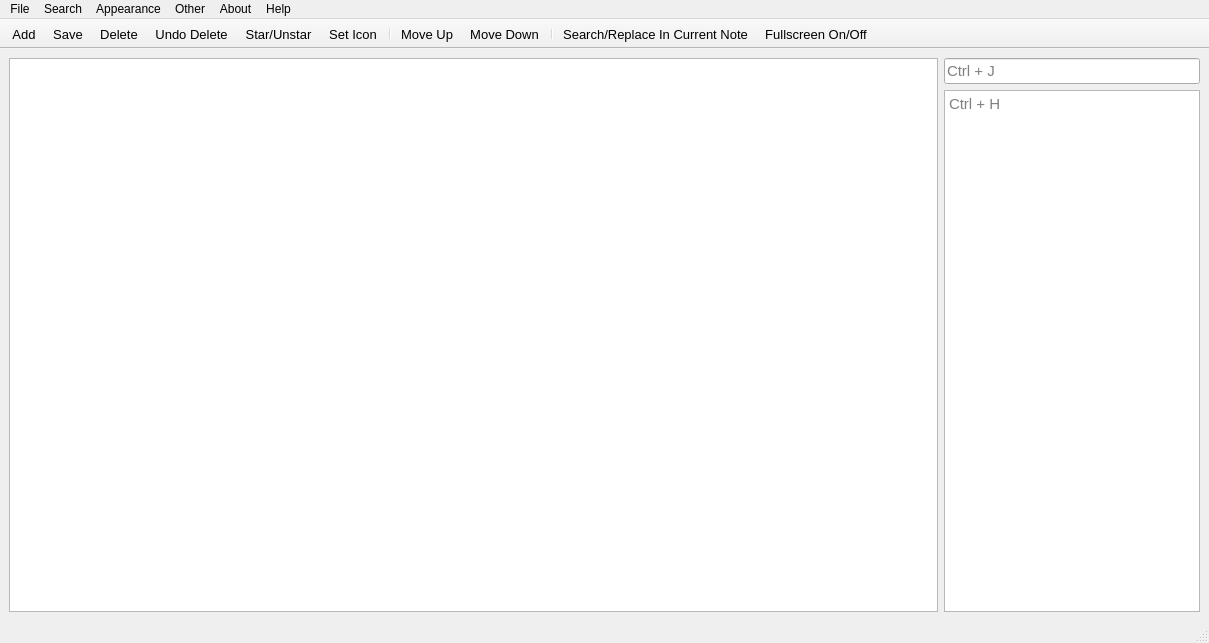
Before: the Qt Designer form treenotes.ui in UnkindledTwo/TreeNotes, drawn with Qt 5.
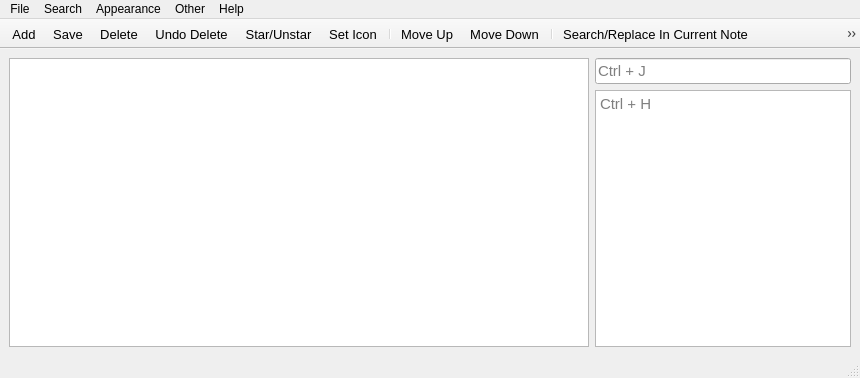
After: the same form once the commit is applied. Icons and pictures are not drawn. Custom widgets are drawn as their Qt base class.

What changed in the file:
```diff
--- a/treenotes.ui
+++ b/treenotes.ui
@@ -6,8 +6,8 @@
    <rect>
     <x>0</x>
     <y>0</y>
-    <width>1209</width>
-    <height>643</height>
+    <width>860</width>
+    <height>378</height>
    </rect>
   </property>
   <property name="font">
@@ -101,8 +101,8 @@
       </property>
       <property name="iconSize">
        <size>
-        <width>20</width>
-        <height>20</height>
+        <width>24</width>
+        <height>24</height>
        </size>
       </property>
       <property name="verticalScrollMode">
@@ -154,7 +154,7 @@
     <rect>
      <x>0</x>
      <y>0</y>
-     <width>1209</width>
+     <width>860</width>
      <height>20</height>
     </rect>
    </property>
@@ -203,12 +203,6 @@
     <addaction name="actionCollapse_All"/>
     <addaction name="actionSettings"/>
    </widget>
-   <widget class="QMenu" name="menuAbout">
-    <property name="title">
-     <string>About</string>
-    </property>
-    <addaction name="actionQt"/>
-   </widget>
    <widget class="QMenu" name="menuHelp">
     <property name="title">
      <string>Help</string>
@@ -237,7 +231,6 @@
    <addaction name="menuSearch"/>
    <addaction name="menuAppearance"/>
    <addaction name="menuOther"/>
-   <addaction name="menuAbout"/>
    <addaction name="menuHelp"/>
   </widget>
   <widget class="QStatusBar" name="statusbar">
```
Left out of the diff: 1 changed line with no effect on the pictures.
